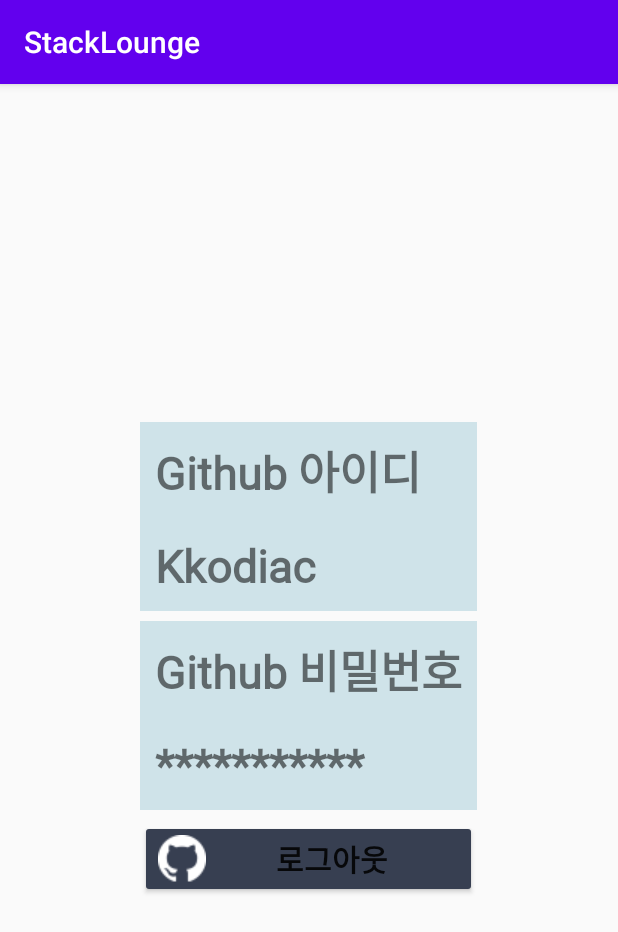
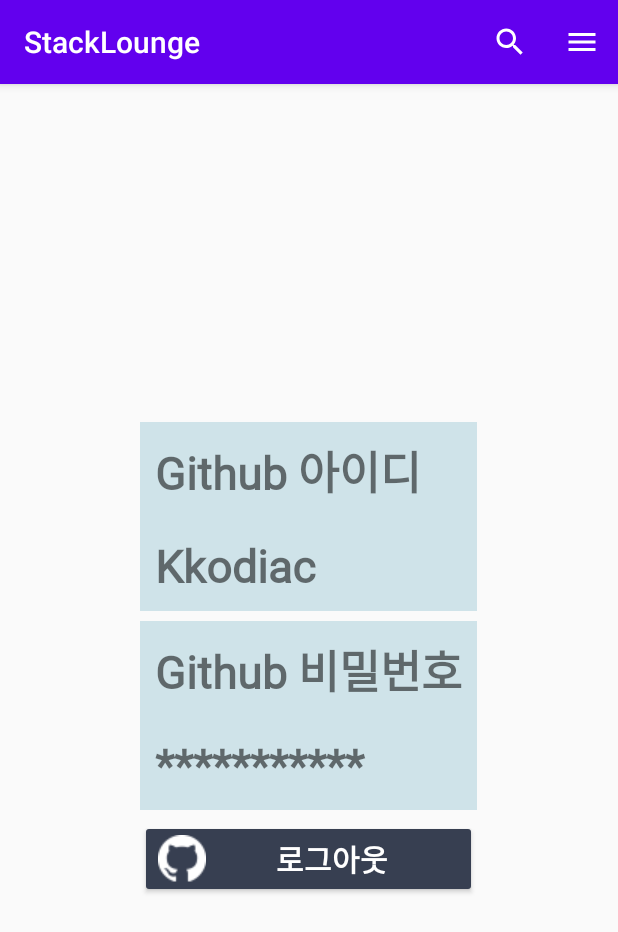
Before and after one commit to KPUCE2021SP/LiC, an Android app: the fragment FragmentMainUser shown on its own in the app's theme, on a phone screen of 412 x 824 dp. Shown: the top 932 px of the screen. Run offline under Robolectric (Android 15) with nearby library versions, the light colour scheme and no system bars; our stand-ins replace Firebase (no records; nobody signed in at launch, a user with empty details on screens opened directly).

Commit message:
appbar UI만 구성 기능은 아직, 로그아웃 버튼 구현

```diff
--- a/android/app/src/main/java/com/example/stacklounge/fragment/FragmentMainUser.kt
+++ b/android/app/src/main/java/com/example/stacklounge/fragment/FragmentMainUser.kt
@@ -2,39 +2,22 @@
 
 import android.content.Intent
 import android.os.Bundle
-import android.view.LayoutInflater
-import android.view.View
-import android.view.ViewGroup
-import android.widget.Button
+import android.view.*
 import androidx.fragment.app.Fragment
 import com.example.stacklounge.R
 import com.example.stacklounge.login.LoginActivity
 import com.google.firebase.auth.ktx.auth
 import com.google.firebase.ktx.Firebase
 import kotlinx.android.synthetic.main.fragment_main_user.*
+import kotlinx.android.synthetic.main.fragment_main_user.view.*
 
 
-// TODO: Rename parameter arguments, choose names that match
-// the fragment initialization parameters, e.g. ARG_ITEM_NUMBER
-private const val ARG_PARAM1 = "param1"
-private const val ARG_PARAM2 = "param2"
-
-/**
- * A simple [Fragment] subclass.
- * Use the [FragmentMainUser.newInstance] factory method to
- * create an instance of this fragment.
- */
 class FragmentMainUser : Fragment() {
-    // TODO: Rename and change types of parameters
-    private var param1: String? = null
-    private var param2: String? = null
 
     override fun onCreate(savedInstanceState: Bundle?) {
         super.onCreate(savedInstanceState)
-        arguments?.let {
-            param1 = it.getString(ARG_PARAM1)
-            param2 = it.getString(ARG_PARAM2)
-        }
+        setHasOptionsMenu(true)
+
 
     }
 
@@ -42,37 +25,41 @@
         inflater: LayoutInflater, container: ViewGroup?,
         savedInstanceState: Bundle?
     ): View? {
-        // Inflate the layout for this fragment
 
-        /*btnlogout.setOnClickListener {
+        val view = inflater.inflate(R.layout.fragment_main_user, null)
+
+        //로그아웃 버튼
+        view.btnlogout.setOnClickListener {
             Firebase.auth.signOut()
 
-            startActivity(
-                Intent(getActivity(), LoginActivity::class.java)
-            )
+            val intent = Intent(context, LoginActivity::class.java)
+            startActivity(intent)
 
-        }*/
+        }
+        return view
 
-        return inflater.inflate(R.layout.fragment_main_user, container, false)
     }
 
-    companion object {
-        /**
-         * Use this factory method to create a new instance of
-         * this fragment using the provided parameters.
-         *
-         * @param param1 Parameter 1.
-         * @param param2 Parameter 2.
-         * @return A new instance of fragment FragmentMainUser.
-         */
-        // TODO: Rename and change types and number of parameters
-        @JvmStatic
-        fun newInstance(param1: String, param2: String) =
-            FragmentMainUser().apply {
-                arguments = Bundle().apply {
-                    putString(ARG_PARAM1, param1)
-                    putString(ARG_PARAM2, param2)
-                }
+    //appbar 메뉴
+    override fun onCreateOptionsMenu(menu: Menu, inflater: MenuInflater) {
+        inflater.inflate(R.menu.main_navi_menu, menu)
+    }
+
+    //appbar 메뉴 클릭 시
+    override fun onOptionsItemSelected(item: MenuItem): Boolean {
+        return when (item.itemId) {
+            R.id.tbmenu -> {
+                //Toast.makeText(activity,"메뉴",Toast.LENGTH_SHORT).show()
+                true
             }
+
+            R.id.tbsearch -> {
+                // navigate to settings screen
+                true
+            }
+
+            else -> super.onOptionsItemSelected(item)
+        }
     }
+
 }
--- /dev/null
+++ b/android/app/src/main/res/drawable/ic_baseline_menu_24.xml
@@ -0,0 +1,10 @@
+<vector xmlns:android="http://schemas.android.com/apk/res/android"
+    android:width="24dp"
+    android:height="24dp"
+    android:viewportWidth="24"
+    android:viewportHeight="24"
+    android:tint="?attr/colorControlNormal">
+  <path
+      android:fillColor="@android:color/white"
+      android:pathData="M3,18h18v-2L3,16v2zM3,13h18v-2L3,11v2zM3,6v2h18L21,6L3,6z"/>
+</vector>
--- a/android/app/src/main/res/layout/fragment_main_user.xml
+++ b/android/app/src/main/res/layout/fragment_main_user.xml
@@ -83,6 +83,7 @@
             android:fontFamily="@font/dahang"
             android:textStyle="bold"
             android:textSize="20sp"
+            android:textColor="@color/white"
             android:text="로그아웃"
 
             >
--- /dev/null
+++ b/android/app/src/main/res/menu/main_navi_menu.xml
@@ -0,0 +1,17 @@
+<menu
+    xmlns:android="http://schemas.android.com/apk/res/android"
+    xmlns:app="http://schemas.android.com/apk/res-auto">
+
+    <item
+        android:id="@+id/tbsearch"
+        android:icon="@drawable/ic_baseline_search_24"
+        android:title="찾기"
+        app:showAsAction="ifRoom|withText"/>
+
+    <item
+        android:id="@+id/tbmenu"
+        android:icon="@drawable/ic_baseline_menu_24"
+        android:title="메뉴바"
+        app:showAsAction="ifRoom"/>
+
+</menu>
--- a/android/app/src/main/res/values-night/themes.xml
+++ b/android/app/src/main/res/values-night/themes.xml
@@ -12,7 +12,5 @@
         <!-- Status bar color. -->
         <item name="android:statusBarColor" tools:targetApi="l">?attr/colorPrimaryVariant</item>
         <!-- Customize your theme here. -->
-
-
     </style>
 </resources>
--- a/android/app/src/main/res/values/themes.xml
+++ b/android/app/src/main/res/values/themes.xml
@@ -12,6 +12,5 @@
         <!-- Status bar color. -->
         <item name="android:statusBarColor" tools:targetApi="l">?attr/colorPrimaryVariant</item>
         <!-- Customize your theme here. -->
-
     </style>
 </resources>
```
Also changed, not shown: android/app/src/main/java/com/example/stacklounge/fragment/FragmentMainCommunity.kt (+25 -37 lines), android/app/src/main/java/com/example/stacklounge/fragment/FragmentMainFavorite.kt (+24 -37 lines), android/app/src/main/java/com/example/stacklounge/fragment/FragmentMainSearch.kt (+24 -37 lines), android/app/src/main/res/layout/toolbar_main.xml (added, +9 -0 lines).
